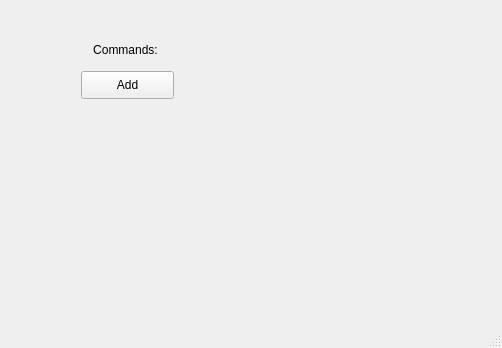
This is main_window.ui in davarabinovich/power_tree_solver as Qt 5 draws it before an edit. The edited form follows.
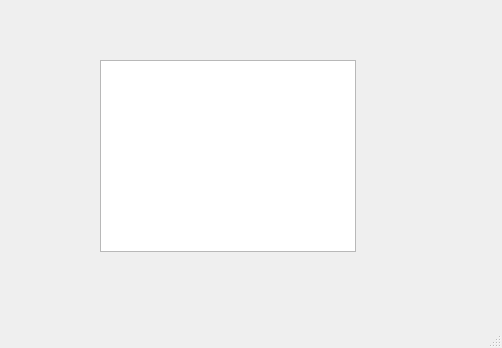
This is the edited form.

Commit message: White black-outlined rect is drawn.

The edit to the form file:
```diff
--- a/main_window.ui
+++ b/main_window.ui
@@ -14,47 +14,14 @@
    <string>Glain 0.1 alfa</string>
   </property>
   <widget class="QWidget" name="centralwidget">
-   <widget class="QLabel" name="label">
+   <widget class="QGraphicsView" name="graphicsView">
     <property name="geometry">
      <rect>
-      <x>80</x>
-      <y>40</y>
-      <width>91</width>
-      <height>20</height>
+      <x>100</x>
+      <y>60</y>
+      <width>256</width>
+      <height>192</height>
      </rect>
-    </property>
-    <property name="layoutDirection">
-     <enum>Qt::LeftToRight</enum>
-    </property>
-    <property name="text">
-     <string>Commands:</string>
-    </property>
-    <property name="alignment">
-     <set>Qt::AlignCenter</set>
-    </property>
-   </widget>
-   <widget class="QWidget" name="verticalLayoutWidget">
-    <property name="geometry">
-     <rect>
-      <x>80</x>
-      <y>70</y>
-      <width>101</width>
-      <height>31</height>
-     </rect>
-    </property>
-    <layout class="QVBoxLayout" name="verticalLayout"/>
-   </widget>
-   <widget class="QPushButton" name="pushButton">
-    <property name="geometry">
-     <rect>
-      <x>81</x>
-      <y>71</y>
-      <width>93</width>
-      <height>28</height>
-     </rect>
-    </property>
-    <property name="text">
-     <string>Add</string>
     </property>
    </widget>
   </widget>
```
Left out of the diff: 4 changed lines with no effect on the pictures. The commit also changes 4 other files.
